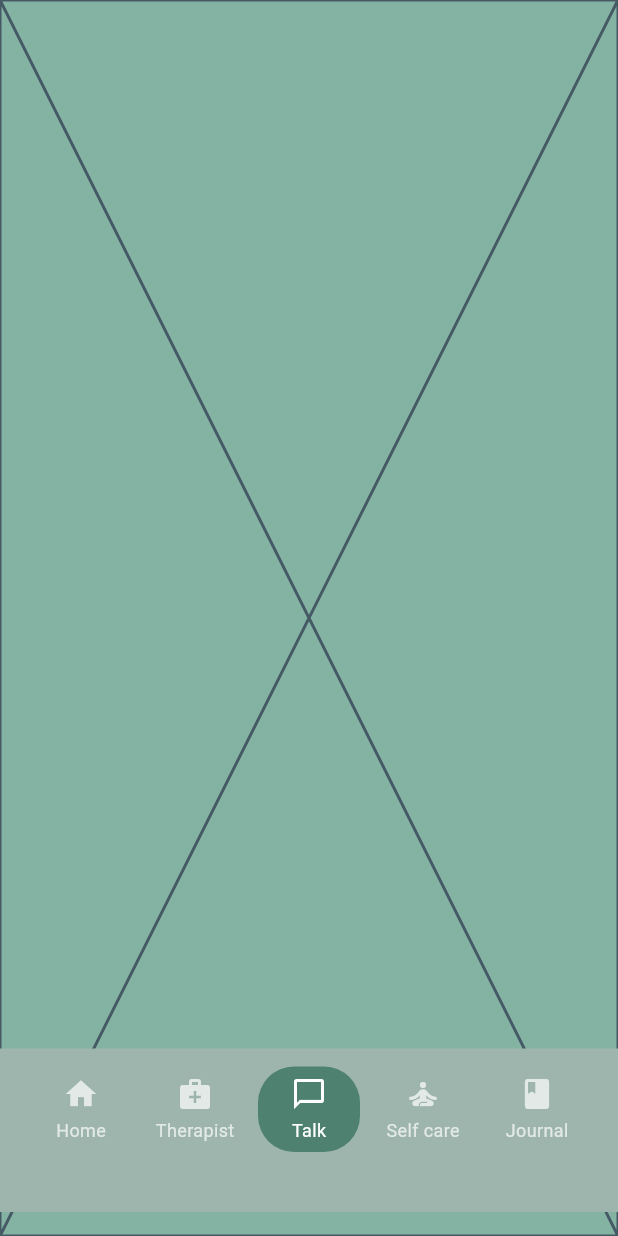
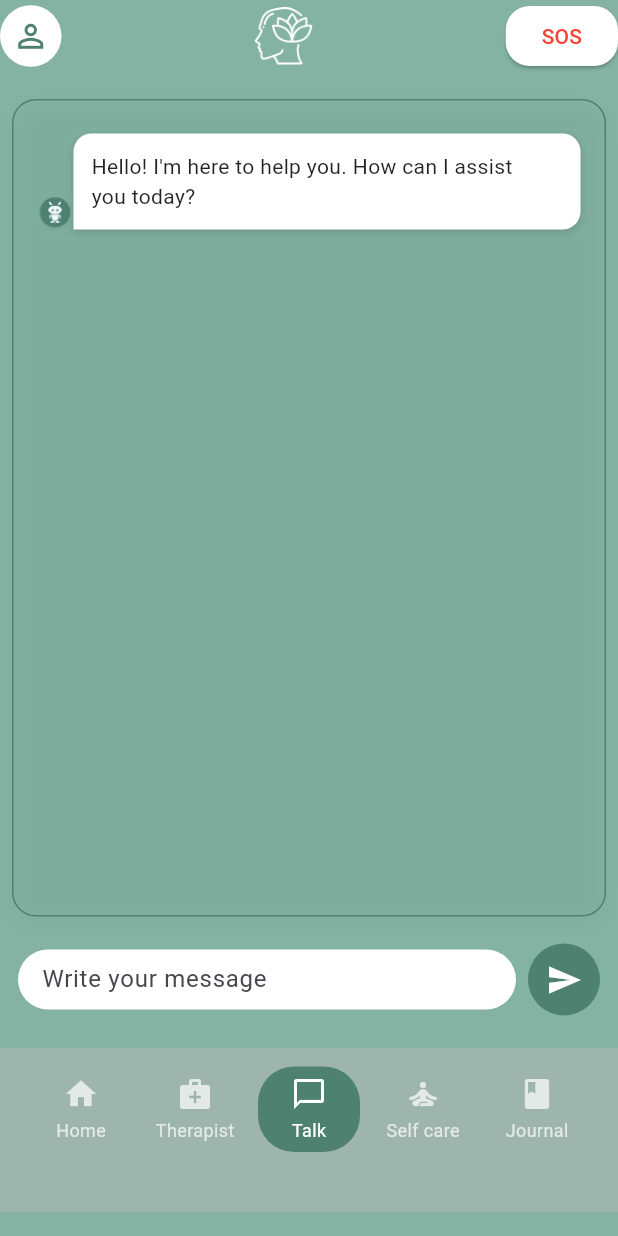
Before and after one commit to MuneebChaudhry-dev/serenity_mind, a Flutter app: the MainScreen screen opened by its route, item 3 of the bottom bar chosen, on a phone screen of 412 x 824 dp. Run offline on Flutter 3.47's test engine with Material 3 defaults, Android fonts, the phone set to English and light mode, and no system bars; our stand-ins replace shared_preferences; accounts and stored records are empty.

Commit message:
add talk screen

```diff
--- a/lib/main.dart
+++ b/lib/main.dart
@@ -4,6 +4,7 @@ import 'package:serenity_mind/screens/home.dart';
 import 'package:serenity_mind/screens/main_screen.dart';
 import 'package:serenity_mind/screens/personal_info_screen.dart';
 import 'package:serenity_mind/screens/suffering_from.dart';
+import 'package:serenity_mind/screens/talk_screen.dart';
 import 'screens/splash_screen.dart';
 import 'screens/get_started_screen.dart';
 // import 'screens/onboarding_screen.dart'; // your next step
@@ -29,6 +30,7 @@ class SerenityMindApp extends StatelessWidget {
         '/suffering_from': (_) => const SufferingFromScreen(),
         '/before_begin': (_) => const BeforeBeginScreen(),
         '/home': (_) => const MainScreen(),
+        '/talk': (_) => const TalkScreen(),
         // … other routes
       },
     );
--- a/lib/screens/main_screen.dart
+++ b/lib/screens/main_screen.dart
@@ -1,4 +1,5 @@
 import 'package:flutter/material.dart';
+import 'package:serenity_mind/screens/talk_screen.dart';
 import '../widgets/background.dart';
 import '../widgets/custom_bottom_nav_bar.dart';
 import 'home/home_screen.dart';
@@ -17,7 +18,7 @@ class _MainScreenState extends State<MainScreen> {
   final List<Widget> _screens = [
     const HomeScreen(),
     Placeholder(), // Will be replaced with other screens
-    Placeholder(),
+    const TalkScreen(),
     Placeholder(),
     Placeholder(),
   ];
--- /dev/null
+++ b/lib/screens/talk_screen.dart
@@ -0,0 +1,314 @@
+import 'dart:math';
+import 'package:flutter/material.dart';
+import 'package:flutter/animation.dart';
+import './home/home_top_bar.dart';
+import '../widgets/custom_bottom_nav_bar.dart';
+import '../widgets/background.dart';
+
+class TalkScreen extends StatefulWidget {
+  const TalkScreen({super.key});
+
+  @override
+  State<TalkScreen> createState() => _TalkScreenState();
+}
+
+class _TalkScreenState extends State<TalkScreen>
+    with SingleTickerProviderStateMixin {
+  final TextEditingController _controller = TextEditingController();
+  final List<_Message> _messages = [];
+  late AnimationController _animationController;
+  late Animation<double> _fadeAnimation;
+
+  final List<String> _botResponses = [
+    "Take slow, deep breaths and focus on what you can see, hear, and feel around you.\nYou're safe right now — this moment will pass.",
+    "I'm here for you. Just type how you're feeling.",
+    "Try grounding yourself: name 5 things you can see, 4 you can touch, 3 you can hear.",
+  ];
+
+  @override
+  void initState() {
+    super.initState();
+    _animationController = AnimationController(
+      vsync: this,
+      duration: const Duration(milliseconds: 500),
+    );
+    _fadeAnimation = CurvedAnimation(
+      parent: _animationController,
+      curve: Curves.easeIn,
+    );
+    _animationController.forward(); // Initial animation
+    _messages.add(
+      _Message(
+        text: "Hello! I'm here to help you. How can I assist you today?",
+        isUser: false,
+      ),
+    ); // Welcome message
+  }
+
+  @override
+  void dispose() {
+    _animationController.dispose();
+    _controller.dispose();
+    super.dispose();
+  }
+
+  void _sendMessage() {
+    if (_controller.text.trim().isEmpty) return;
+
+    setState(() {
+      _messages.add(_Message(text: _controller.text.trim(), isUser: true));
+      _messages.add(
+        _Message(
+          text: _botResponses[Random().nextInt(_botResponses.length)],
+          isUser: false,
+        ),
+      );
+      _controller.clear();
+      _animationController.forward(
+        from: 0,
+      ); // Trigger animation for new messages
+    });
+  }
+
+  @override
+  Widget build(BuildContext context) {
+    return Scaffold(
+      resizeToAvoidBottomInset: false, // Prevent resizing when keyboard appears
+      extendBody: true,
+      body: GradientBackground(
+        child: SafeArea(
+          child: Column(
+            children: [
+              const HomeTopBar(),
+              const SizedBox(height: 10),
+              Expanded(
+                child: Container(
+                  margin: const EdgeInsets.all(8.0),
+                  decoration: BoxDecoration(
+                    border: Border.all(
+                      color: const Color.fromRGBO(78, 129, 112, 1),
+                      width: 1,
+                    ),
+                    borderRadius: BorderRadius.circular(16),
+                    boxShadow: [
+                      BoxShadow(
+                        color: const Color.fromARGB(9, 0, 0, 0),
+                        blurRadius: 10,
+                        offset: const Offset(0, 5),
+                      ),
+                    ],
+                  ),
+                  child: ListView.builder(
+                    padding: const EdgeInsets.all(16),
+                    itemCount: _messages.length,
+                    itemBuilder: (context, index) {
+                      final msg = _messages[index];
+                      return FadeTransition(
+                        opacity: _fadeAnimation,
+                        child: Align(
+                          alignment:
+                              msg.isUser
+                                  ? Alignment.centerRight
+                                  : Alignment.centerLeft,
+                          child: Row(
+                            mainAxisAlignment:
+                                msg.isUser
+                                    ? MainAxisAlignment.end
+                                    : MainAxisAlignment.start,
+                            crossAxisAlignment: CrossAxisAlignment.end,
+                            children: [
+                              if (!msg.isUser)
+                                Padding(
+                                  padding: const EdgeInsets.only(bottom: 4.0),
+                                  child: Image.asset(
+                                    'assets/images/talking_bot.png',
+                                    width: 24,
+                                    height: 24,
+                                  ),
+                                ),
+                              Flexible(
+                                child: Container(
+                                  margin: const EdgeInsets.symmetric(
+                                    vertical: 6,
+                                  ),
+                                  padding: const EdgeInsets.all(12),
+                                  decoration: BoxDecoration(
+                                    color:
+                                        msg.isUser
+                                            ? const Color(0xFF4E8170)
+                                            : const Color.fromARGB(
+                                              255,
+                                              255,
+                                              255,
+                                              255,
+                                            ),
+                                    borderRadius: BorderRadius.only(
+                                      topLeft: const Radius.circular(12),
+                                      topRight: const Radius.circular(12),
+                                      bottomLeft:
+                                          msg.isUser
+                                              ? const Radius.circular(12)
+                                              : const Radius.circular(0),
+                                      bottomRight:
+                                          msg.isUser
+                                              ? const Radius.circular(0)
+                                              : const Radius.circular(12),
+                                    ),
+                                    boxShadow: [
+                                      BoxShadow(
+                                        color: Colors.black12,
+                                        blurRadius: 4,
+                                        offset: const Offset(0, 2),
+                                      ),
+                                    ],
+                                  ),
+                                  child: Row(
+                                    mainAxisSize: MainAxisSize.min,
+                                    children: [
+                                      Flexible(
+                                        child: Text(
+                                          msg.text,
+                                          style: TextStyle(
+                                            color:
+                                                msg.isUser
+                                                    ? Colors.white
+                                                    : Colors.black87,
+                                            fontSize: 14,
+                                          ),
+                                        ),
+                                      ),
+                                      if (!msg.isUser)
+                                        Transform.translate(
+                                          offset: const Offset(
+                                            0,
+                                            12,
+                                          ), // Move tip to bottom left
+                                          child: CustomPaint(
+                                            painter: TrianglePainter(
+                                              flip: false,
+                                            ),
+                                            child: const SizedBox(
+                                              width: 12,
+                                              height: 12,
+                                            ),
+                                          ),
+                                        ),
+                                      if (msg.isUser)
+                                        Transform.translate(
+                                          offset: const Offset(
+                                            0,
+                                            -12,
+                                          ), // Move tip to top right
+                                          child: CustomPaint(
+                                            painter: TrianglePainter(
+                                              flip: true,
+                                            ),
+                                            child: const SizedBox(
+                                              width: 12,
+                                              height: 12,
+                                            ),
+                                          ),
+                                        ),
+                                    ],
+                                  ),
+                                ),
+                              ),
+                            ],
+                          ),
+                        ),
+                      );
+                    },
+                  ),
+                ),
+              ),
+              Padding(
+                padding: const EdgeInsets.symmetric(
+                  horizontal: 12,
+                  vertical: 10,
+                ),
+                child: Row(
+                  children: [
+                    Expanded(
+                      child: Container(
+                        padding: const EdgeInsets.symmetric(
+                          horizontal: 16,
+                          vertical: 8,
+                        ),
+                        decoration: BoxDecoration(
+                          color: Colors.white,
+                          borderRadius: BorderRadius.circular(24),
+                        ),
+                        child: TextField(
+                          controller: _controller,
+                          decoration: const InputDecoration.collapsed(
+                            hintText: "Write your message",
+                          ),
+                        ),
+                      ),
+                    ),
+                    const SizedBox(width: 8),
+                    GestureDetector(
+                      onTap: _sendMessage,
+                      child: Container(
+                        padding: const EdgeInsets.all(12),
+                        decoration: const BoxDecoration(
+                          color: Color(0xFF4E8170),
+                          shape: BoxShape.circle,
+                        ),
+                        child: const Icon(Icons.send, color: Colors.white),
+                      ),
+                    ),
+                  ],
+                ),
+              ),
+              const SizedBox(height: 12),
+            ],
+          ),
+        ),
+      ),
+      bottomNavigationBar: Padding(
+        padding: const EdgeInsets.only(bottom: 16.0),
+        child: CustomBottomNavBar(
+          currentIndex: 2, // Index for "Talk"
+          onTap: (index) {
+            // Handle bottom nav navigation externally
+          },
+        ),
+      ),
+    );
+  }
+}
+
+class _Message {
+  final String text;
+  final bool isUser;
+
+  _Message({required this.text, required this.isUser});
+}
+
+class TrianglePainter extends CustomPainter {
+  final bool flip;
+
+  TrianglePainter({this.flip = false});
+
+  @override
+  void paint(Canvas canvas, Size size) {
+    final paint =
+        Paint()..color = flip ? const Color(0xFF4E8170) : Colors.white70;
+    final path = Path();
+    if (flip) {
+      path.moveTo(0, size.height);
+      path.lineTo(size.width, 0);
+      path.lineTo(size.width, size.height);
+    } else {
+      path.moveTo(0, 0);
+      path.lineTo(size.width, size.height);
+      path.lineTo(0, size.height);
+    }
+    path.close();
+    canvas.drawPath(path, paint);
+  }
+
+  @override
+  bool shouldRepaint(covariant CustomPainter oldDelegate) => false;
+}
```
Also changed, not shown: assets/images/talking_bot.png (added).
